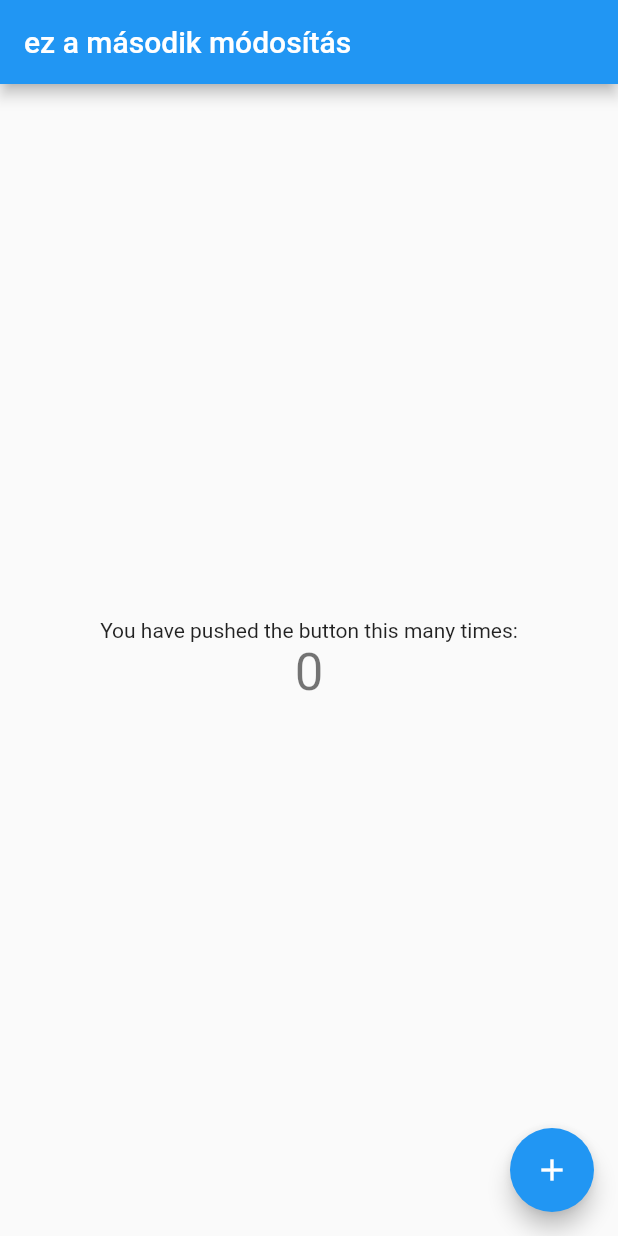
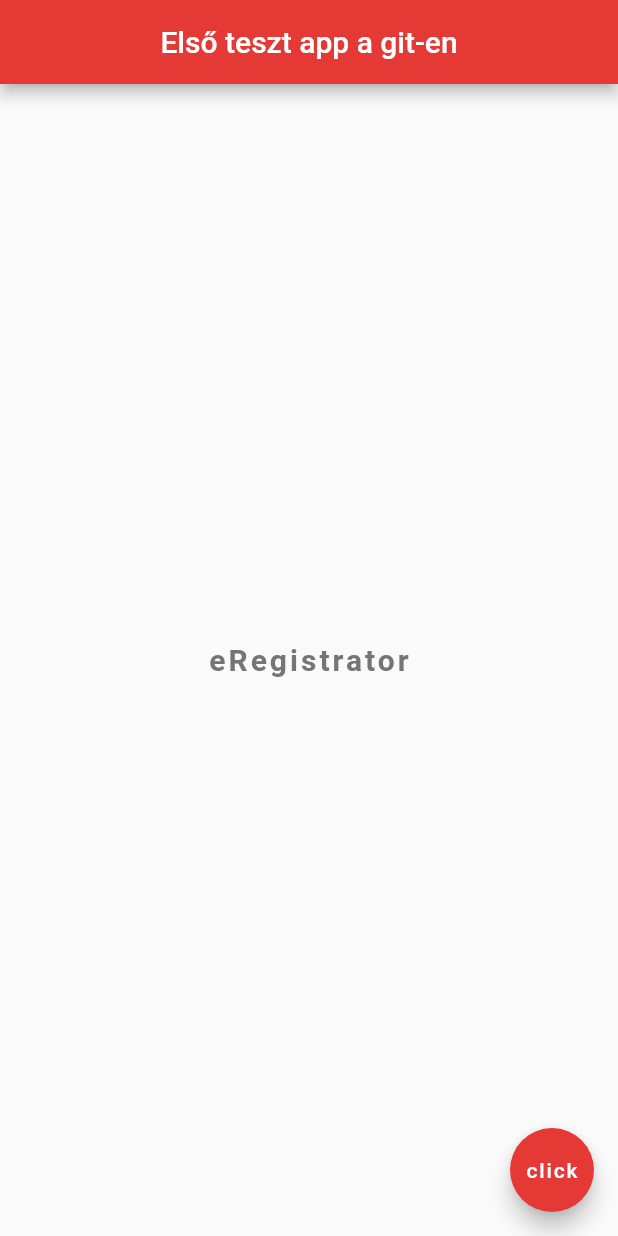
Before and after one commit to Eregistrator/eregistrator, a Flutter app: the screen it shows after launch, on a phone screen of 412 x 824 dp. Run offline on Flutter 3.47's test engine with Material 2 defaults, Android fonts, the phone set to English and light mode, and no system bars.

Commit message:
harmadik próba

```diff
--- a/lib/main.dart
+++ b/lib/main.dart
@@ -1,117 +1,27 @@
 import 'package:flutter/material.dart';
 
-void main() {
-  runApp(MyApp());
-}
+void main() => runApp(MaterialApp(
+  home: Scaffold(
+    appBar: AppBar(
+        title: Text('Első teszt app a git-en'),
+        centerTitle: true,
+        backgroundColor: Colors.red[600]
+    ),
+    body: Center(
+      child: Text(
+        'eRegistrator',
+        style: TextStyle(
+          fontSize: 20.0,
+          fontWeight: FontWeight.bold,
+          letterSpacing: 2.0,
+          color: Colors.grey[600],
 
-class MyApp extends StatelessWidget {
-  // This widget is the root of your application.
-  @override
-  Widget build(BuildContext context) {
-    return MaterialApp(
-      title: 'ez az eregisztator git elso modositasa',
-      theme: ThemeData(
-        // This is the theme of your application.
-        //
-        // Try running your application with "flutter run". You'll see the
-        // application has a blue toolbar. Then, without quitting the app, try
-        // changing the primarySwatch below to Colors.green and then invoke
-        // "hot reload" (press "r" in the console where you ran "flutter run",
-        // or simply save your changes to "hot reload" in a Flutter IDE).
-        // Notice that the counter didn't reset back to zero; the application
-        // is not restarted.
-        primarySwatch: Colors.blue,
-        // This makes the visual density adapt to the platform that you run
-        // the app on. For desktop platforms, the controls will be smaller and
-        // closer together (more dense) than on mobile platforms.
-        visualDensity: VisualDensity.adaptivePlatformDensity,
-      ),
-      home: MyHomePage(title: 'ez a második módosítás'),
-    );
-  }
-}
-
-class MyHomePage extends StatefulWidget {
-  MyHomePage({Key key, this.title}) : super(key: key);
-
-  // This widget is the home page of your application. It is stateful, meaning
-  // that it has a State object (defined below) that contains fields that affect
-  // how it looks.
-
-  // This class is the configuration for the state. It holds the values (in this
-  // case the title) provided by the parent (in this case the App widget) and
-  // used by the build method of the State. Fields in a Widget subclass are
-  // always marked "final".
-
-  final String title;
-
-  @override
-  _MyHomePageState createState() => _MyHomePageState();
-}
-
-class _MyHomePageState extends State<MyHomePage> {
-  int _counter = 0;
-
-  void _incrementCounter() {
-    setState(() {
-      // This call to setState tells the Flutter framework that something has
-      // changed in this State, which causes it to rerun the build method below
-      // so that the display can reflect the updated values. If we changed
-      // _counter without calling setState(), then the build method would not be
-      // called again, and so nothing would appear to happen.
-      _counter++;
-    });
-  }
-
-  @override
-  Widget build(BuildContext context) {
-    // This method is rerun every time setState is called, for instance as done
-    // by the _incrementCounter method above.
-    //
-    // The Flutter framework has been optimized to make rerunning build methods
-    // fast, so that you can just rebuild anything that needs updating rather
-    // than having to individually change instances of widgets.
-    return Scaffold(
-      appBar: AppBar(
-        // Here we take the value from the MyHomePage object that was created by
-        // the App.build method, and use it to set our appbar title.
-        title: Text(widget.title),
-      ),
-      body: Center(
-        // Center is a layout widget. It takes a single child and positions it
-        // in the middle of the parent.
-        child: Column(
-          // Column is also a layout widget. It takes a list of children and
-          // arranges them vertically. By default, it sizes itself to fit its
-          // children horizontally, and tries to be as tall as its parent.
-          //
-          // Invoke "debug painting" (press "p" in the console, choose the
-          // "Toggle Debug Paint" action from the Flutter Inspector in Android
-          // Studio, or the "Toggle Debug Paint" command in Visual Studio Code)
-          // to see the wireframe for each widget.
-          //
-          // Column has various properties to control how it sizes itself and
-          // how it positions its children. Here we use mainAxisAlignment to
-          // center the children vertically; the main axis here is the vertical
-          // axis because Columns are vertical (the cross axis would be
-          // horizontal).
-          mainAxisAlignment: MainAxisAlignment.center,
-          children: <Widget>[
-            Text(
-              'You have pushed the button this many times:',
-            ),
-            Text(
-              '$_counter',
-              style: Theme.of(context).textTheme.headline4,
-            ),
-          ],
         ),
       ),
-      floatingActionButton: FloatingActionButton(
-        onPressed: _incrementCounter,
-        tooltip: 'Increment',
-        child: Icon(Icons.add),
-      ), // This trailing comma makes auto-formatting nicer for build methods.
-    );
-  }
-}
+    ),
+    floatingActionButton: FloatingActionButton(
+      backgroundColor: Colors.red[600],
+      child: Text('click'),
+    ),
+  ),
+));
```
Also changed, not shown: 2 other files.
